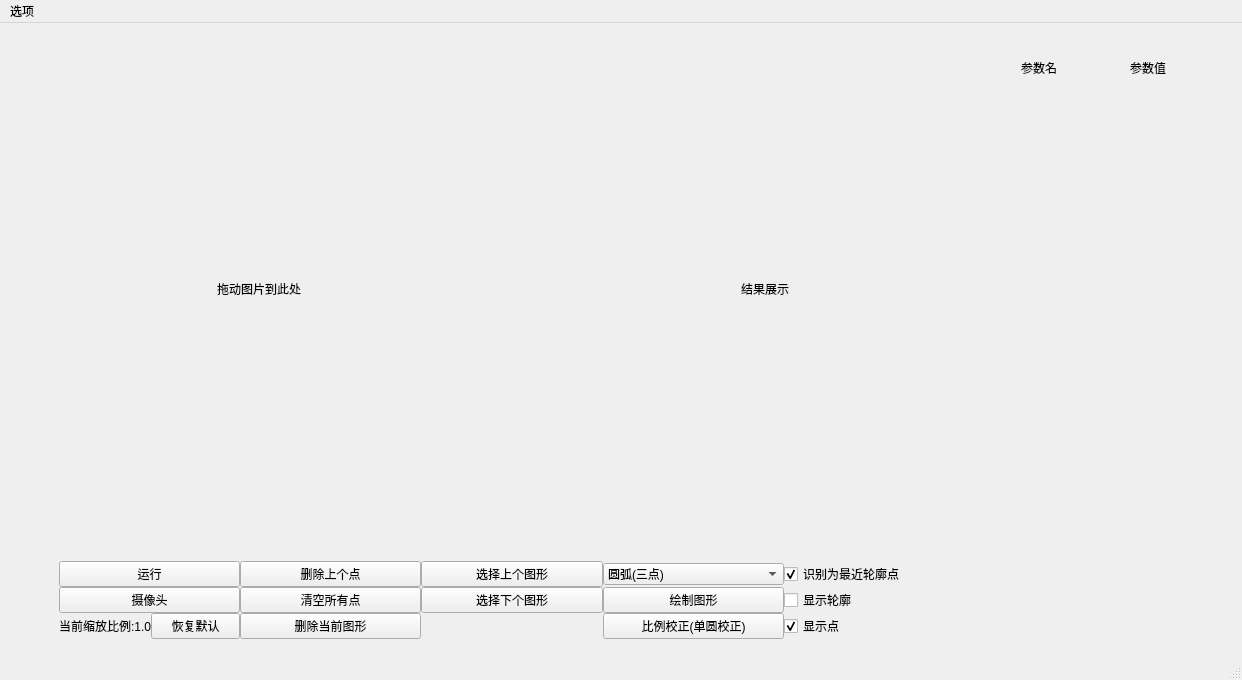
This is mainwindow.ui in Xen39/GraduationDesign as Qt 5 draws it before an edit. The edited form follows.
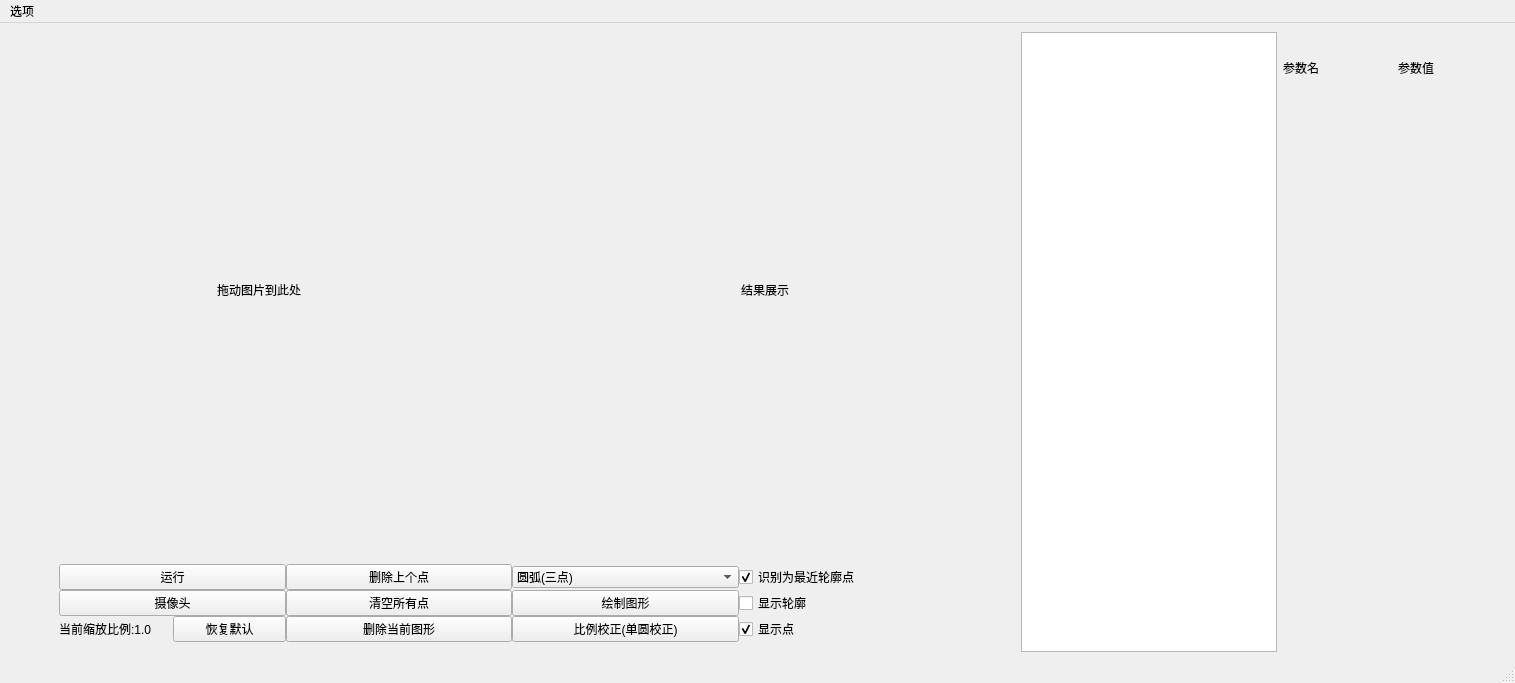
This is the edited form. Custom widgets are drawn as their Qt base class.

Commit message: Replaced previous shape button & next shape button with shape ListWidget

The edit to the form file:
```diff
--- a/mainwindow.ui
+++ b/mainwindow.ui
@@ -6,7 +6,7 @@
    <rect>
     <x>0</x>
     <y>0</y>
-    <width>1242</width>
+    <width>1515</width>
     <height>680</height>
    </rect>
   </property>
@@ -88,7 +88,14 @@
         <property name="spacing">
          <number>0</number>
         </property>
-        <item row="3" column="4">
+        <item row="5" column="1">
+         <widget class="QPushButton" name="removeAllPointsButton">
+          <property name="text">
+           <string>清空所有点</string>
+          </property>
+         </widget>
+        </item>
+        <item row="3" column="3">
          <widget class="QComboBox" name="shapeComboBox">
           <item>
            <property name="text">
@@ -137,24 +144,17 @@
           </item>
          </widget>
         </item>
-        <item row="5" column="1">
-         <widget class="QPushButton" name="removeAllPointsButton">
+        <item row="5" column="0">
+         <widget class="QPushButton" name="cameraButton">
           <property name="text">
-           <string>清空所有点</string>
+           <string>摄像头</string>
           </property>
          </widget>
         </item>
-        <item row="3" column="0">
-         <widget class="QPushButton" name="runButton">
+        <item row="5" column="4">
+         <widget class="QCheckBox" name="showContourCheckBox">
           <property name="text">
-           <string>运行</string>
-          </property>
-         </widget>
-        </item>
-        <item row="5" column="2">
-         <widget class="QPushButton" name="nextShapeButton">
-          <property name="text">
-           <string>选择下个图形</string>
+           <string>显示轮廓</string>
           </property>
          </widget>
         </item>
@@ -165,65 +165,24 @@
           </property>
          </widget>
         </item>
-        <item row="5" column="4">
+        <item row="5" column="3">
          <widget class="QPushButton" name="drawButton">
           <property name="text">
            <string>绘制图形</string>
           </property>
          </widget>
         </item>
-        <item row="5" column="0">
-         <widget class="QPushButton" name="cameraButton">
-          <property name="text">
-           <string>摄像头</string>
-          </property>
-         </widget>
-        </item>
-        <item row="3" column="1">
-         <widget class="QPushButton" name="removeLastPointButton">
-          <property name="text">
-           <string>删除上个点</string>
-          </property>
-         </widget>
-        </item>
-        <item row="3" column="2">
-         <widget class="QPushButton" name="previousShapeButton">
-          <property name="text">
-           <string>选择上个图形</string>
-          </property>
-         </widget>
-        </item>
-        <item row="6" column="4">
+        <item row="6" column="3">
          <widget class="QPushButton" name="resizeButton">
           <property name="text">
            <string>比例校正(单圆校正)</string>
           </property>
          </widget>
         </item>
-        <item row="6" column="5">
-         <widget class="QCheckBox" name="showPointCheckBox">
+        <item row="3" column="0">
+         <widget class="QPushButton" name="runButton">
           <property name="text">
-           <string>显示点</string>
-          </property>
-          <property name="checked">
-           <bool>true</bool>
-          </property>
-         </widget>
-        </item>
-        <item row="5" column="5">
-         <widget class="QCheckBox" name="showContourCheckBox">
-          <property name="text">
-           <string>显示轮廓</string>
-          </property>
-         </widget>
-        </item>
-        <item row="3" column="5">
-         <widget class="QCheckBox" name="toNearestContourPointCheckBox">
-          <property name="text">
-           <string>识别为最近轮廓点</string>
-          </property>
-          <property name="checked">
-           <bool>true</bool>
+           <string>运行</string>
           </property>
          </widget>
         </item>
@@ -245,21 +204,70 @@
           </item>
          </layout>
         </item>
+        <item row="3" column="4">
+         <widget class="QCheckBox" name="toNearestContourPointCheckBox">
+          <property name="text">
+           <string>识别为最近轮廓点</string>
+          </property>
+          <property name="checked">
+           <bool>true</bool>
+          </property>
+         </widget>
+        </item>
+        <item row="6" column="4">
+         <widget class="QCheckBox" name="showPointCheckBox">
+          <property name="text">
+           <string>显示点</string>
+          </property>
+          <property name="checked">
+           <bool>true</bool>
+          </property>
+         </widget>
+        </item>
+        <item row="3" column="1">
+         <widget class="QPushButton" name="removeLastPointButton">
+          <property name="text">
+           <string>删除上个点</string>
+          </property>
+         </widget>
+        </item>
        </layout>
       </item>
      </layout>
     </item>
     <item>
-     <layout class="QGridLayout" name="detailLayout">
-      <item row="6" column="0">
-       <widget class="QLabel" name="name6Label">
+     <widget class="QListWidget" name="shapeListWidget">
+      <property name="minimumSize">
+       <size>
+        <width>256</width>
+        <height>620</height>
+       </size>
+      </property>
+      <property name="sizeIncrement">
+       <size>
+        <width>0</width>
+        <height>0</height>
+       </size>
+      </property>
+      <property name="resizeMode">
+       <enum>QListView::Fixed</enum>
+      </property>
+      <property name="selectionRectVisible">
+       <bool>false</bool>
+      </property>
+     </widget>
+    </item>
+    <item>
+     <layout class="QGridLayout" name="detailLayout" columnstretch="5,5">
+      <item row="0" column="1">
+       <widget class="QLabel" name="value0Label">
         <property name="text">
-         <string/>
+         <string>参数值</string>
         </property>
        </widget>
       </item>
-      <item row="1" column="0">
-       <widget class="QLabel" name="name1Label">
+      <item row="5" column="0">
+       <widget class="QLabel" name="name5Label">
         <property name="text">
          <string/>
         </property>
@@ -272,22 +280,22 @@
         </property>
        </widget>
       </item>
-      <item row="6" column="1">
-       <widget class="QLabel" name="value6Label">
+      <item row="3" column="1">
+       <widget class="QLabel" name="value3Label">
         <property name="text">
          <string/>
         </property>
        </widget>
       </item>
-      <item row="0" column="0">
-       <widget class="QLabel" name="name0Label">
+      <item row="1" column="0">
+       <widget class="QLabel" name="name1Label">
         <property name="text">
-         <string>参数名</string>
+         <string/>
         </property>
        </widget>
       </item>
-      <item row="5" column="1">
-       <widget class="QLabel" name="value5Label">
+      <item row="6" column="0">
+       <widget class="QLabel" name="name6Label">
         <property name="text">
          <string/>
         </property>
@@ -307,20 +315,6 @@
         </property>
        </widget>
       </item>
-      <item row="2" column="1">
-       <widget class="QLabel" name="value2Label">
-        <property name="text">
-         <string/>
-        </property>
-       </widget>
-      </item>
-      <item row="4" column="0">
-       <widget class="QLabel" name="name4Label">
-        <property name="text">
-         <string/>
-        </property>
-       </widget>
-      </item>
       <item row="7" column="1">
        <widget class="QLabel" name="value7Label">
         <property name="text">
@@ -328,34 +322,6 @@
         </property>
        </widget>
       </item>
-      <item row="3" column="1">
-       <widget class="QLabel" name="value3Label">
-        <property name="text">
-         <string/>
-        </property>
-       </widget>
-      </item>
-      <item row="2" column="0">
-       <widget class="QLabel" name="name2Label">
-        <property name="text">
-         <string/>
-        </property>
-       </widget>
-      </item>
-      <item row="5" column="0">
-       <widget class="QLabel" name="name5Label">
-        <property name="text">
-         <string/>
-        </property>
-       </widget>
-      </item>
-      <item row="0" column="1">
-       <widget class="QLabel" name="value0Label">
-        <property name="text">
-         <string>参数值</string>
-        </property>
-       </widget>
-      </item>
       <item row="4" column="1">
        <widget class="QLabel" name="value4Label">
         <property name="text">
@@ -363,6 +329,48 @@
         </property>
        </widget>
       </item>
+      <item row="0" column="0">
+       <widget class="QLabel" name="name0Label">
+        <property name="text">
+         <string>参数名</string>
+        </property>
+       </widget>
+      </item>
+      <item row="2" column="0">
+       <widget class="QLabel" name="name2Label">
+        <property name="text">
+         <string/>
+        </property>
+       </widget>
+      </item>
+      <item row="2" column="1">
+       <widget class="QLabel" name="value2Label">
+        <property name="text">
+         <string/>
+        </property>
+       </widget>
+      </item>
+      <item row="5" column="1">
+       <widget class="QLabel" name="value5Label">
+        <property name="text">
+         <string/>
+        </property>
+       </widget>
+      </item>
+      <item row="4" column="0">
+       <widget class="QLabel" name="name4Label">
+        <property name="text">
+         <string/>
+        </property>
+       </widget>
+      </item>
+      <item row="6" column="1">
+       <widget class="QLabel" name="value6Label">
+        <property name="text">
+         <string/>
+        </property>
+       </widget>
+      </item>
      </layout>
     </item>
    </layout>
@@ -372,7 +380,7 @@
     <rect>
      <x>0</x>
      <y>0</y>
-     <width>1242</width>
+     <width>1515</width>
      <height>20</height>
     </rect>
    </property>
```
The commit also changes 5 other files.
